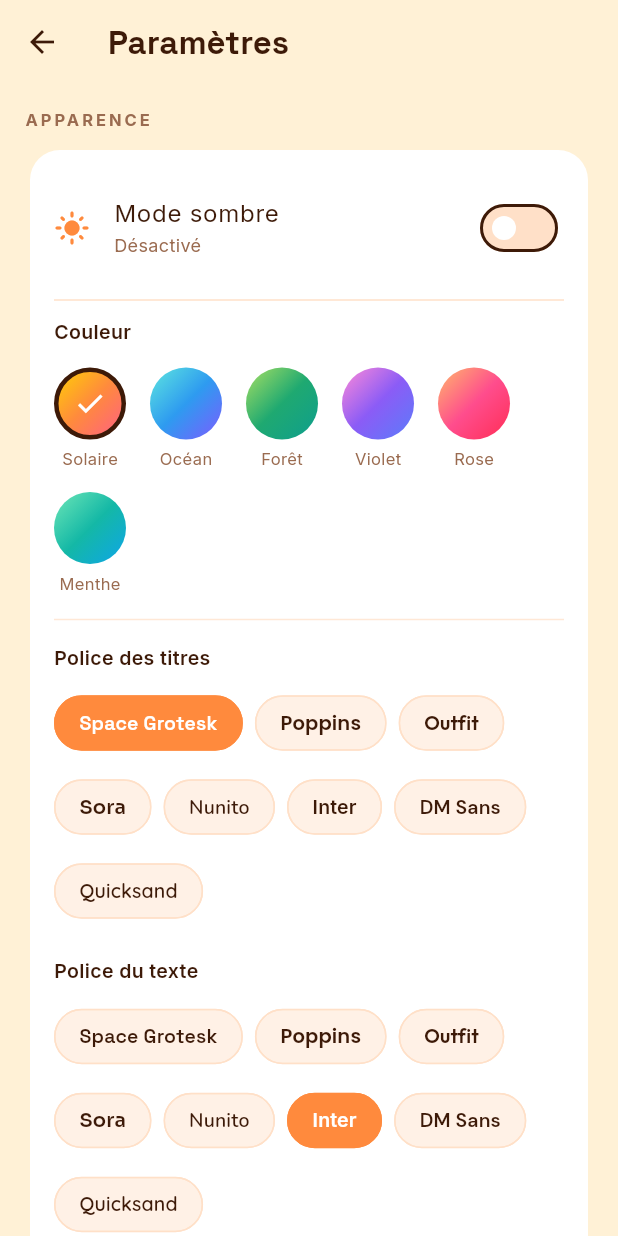
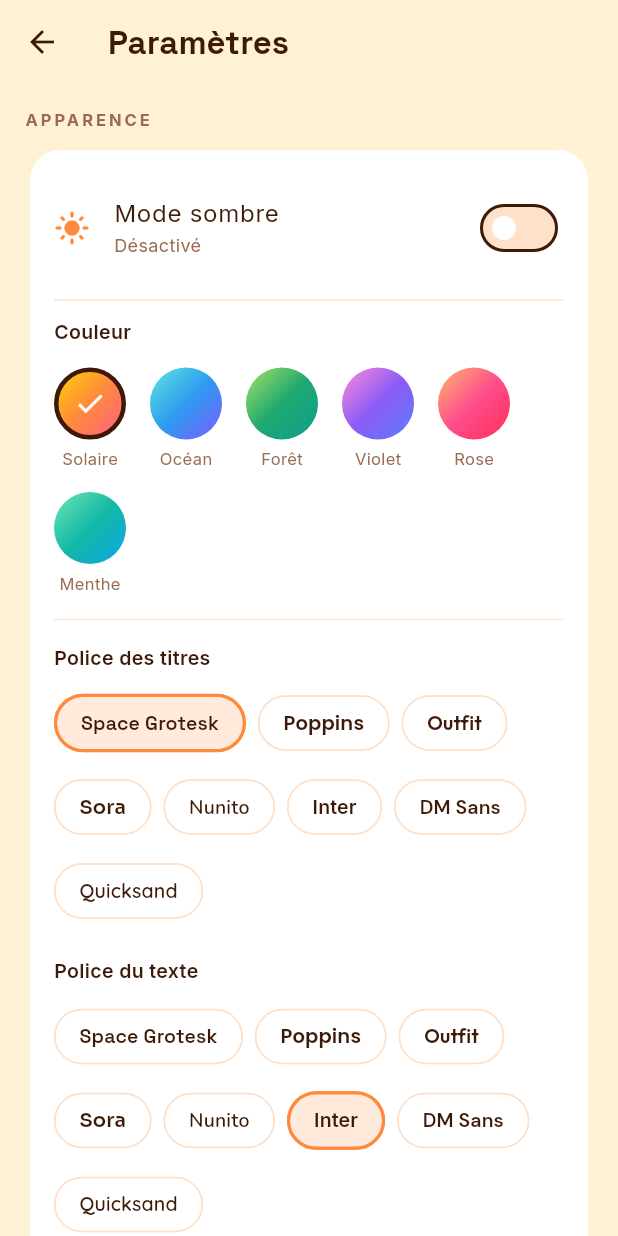
Before and after one commit to t-sdz/Vershoq, a Flutter app: the SettingsScreen screen opened directly, on a phone screen of 412 x 824 dp. Run offline on Flutter 3.47's test engine with Material 3 defaults, Android fonts, the phone set to English and light mode, and no system bars; our stand-ins replace camera, cloud_firestore, firebase_auth, firebase_core, flutter_image_compress, flutter_local_notifications and 5 more; missing offline and left inert: gal; accounts and stored records are empty; generated files the repository leaves out were written again; network calls fail.

Commit message:
Réactivité du thème + feed thémé + puces de police lisibles
- ThemedScope : enveloppe feed/galerie/groupe/landing pour qu'ils se
  reconstruisent quand le mode clair/sombre change (corrige le menu et
  les écrans qui gardaient leurs anciennes couleurs)
- Feed (galerie d'accueil) : fond et textes suivent le thème (plus de
  fond noir fixe en mode clair) ; icône menu et infos sous la photo
  thémées ; prénom « feat. » en couleur d'accent
- Puces de police : texte de couleur constante (lisible en clair et
  sombre), sélection indiquée par la bordure ; fond = surface

https://claude.ai/code/session_01CJYTBAGPiu2ycUUP3fmnEs

```diff
--- a/lib/screens/gallery_screen.dart
+++ b/lib/screens/gallery_screen.dart
@@ -9,6 +9,7 @@ import '../models/photo_entry.dart';
 import '../services/group_photo_service.dart';
 import '../services/group_service.dart';
 import '../services/storage_service.dart';
+import '../services/theme_service.dart';
 import '../theme/v_theme.dart';
 import '../widgets/photo_card.dart';
 
@@ -64,7 +65,8 @@ class _GalleryScreenState extends State<GalleryScreen> {
     final title = widget.personalOnly
         ? 'Ma galerie'
         : (_groupId != null ? 'Galerie du groupe' : 'Ma galerie');
-    return Scaffold(
+    return ThemedScope(
+      builder: (context) => Scaffold(
         backgroundColor: VTheme.bgWarm,
         appBar: AppBar(title: Text(title)),
         body: _loading
@@ -72,6 +74,7 @@ class _GalleryScreenState extends State<GalleryScreen> {
             : _groupId != null
                 ? _buildGroupGallery()
                 : _buildLocalGallery(),
+      ),
     );
   }
 
--- a/lib/screens/landing_screen.dart
+++ b/lib/screens/landing_screen.dart
@@ -2,6 +2,7 @@ import 'package:flutter/material.dart';
 
 import '../models/group.dart';
 import '../services/group_service.dart';
+import '../services/theme_service.dart';
 import '../theme/v_theme.dart';
 import 'create_group_screen.dart';
 import 'feed_screen.dart';
@@ -39,7 +40,8 @@ class _LandingScreenState extends State<LandingScreen> {
     final top = MediaQuery.of(context).padding.top;
     final bottom = MediaQuery.of(context).padding.bottom;
 
-    return Scaffold(
+    return ThemedScope(
+      builder: (context) => Scaffold(
       body: GradientBackground(
         child: _loading
             ? Center(child: CircularProgressIndicator(color: VTheme.orange))
@@ -124,6 +126,7 @@ class _LandingScreenState extends State<LandingScreen> {
                   ),
                 ],
               ),
+      ),
       ),
     );
   }
--- a/lib/screens/settings_screen.dart
+++ b/lib/screens/settings_screen.dart
@@ -314,19 +314,23 @@ class _SettingsScreenState extends State<SettingsScreen> {
         return ChoiceChip(
           label: Text(
             f,
+            // Couleur de texte constante (lisible) quel que soit l'état.
             style: GoogleFonts.getFont(
               f,
-              color: sel ? Colors.white : VTheme.warmDark,
+              color: VTheme.warmDark,
               fontWeight: FontWeight.w600,
               fontSize: 13,
             ),
           ),
           selected: sel,
           showCheckmark: false,
-          selectedColor: VTheme.orange,
-          backgroundColor: const Color(0xFFFFF1E6),
+          // La sélection est indiquée par la bordure, pas par le fond,
+          // pour que le texte garde la même couleur.
+          selectedColor: VTheme.orange.withOpacity(0.18),
+          backgroundColor: VTheme.surface,
           side: BorderSide(
-              color: sel ? VTheme.orange : const Color(0xFFFFE0C8)),
+              color: sel ? VTheme.orange : VTheme.hairline,
+              width: sel ? 2 : 1),
           shape:
               RoundedRectangleBorder(borderRadius: BorderRadius.circular(20)),
           onSelected: (_) => onPick(f),
```
Also changed, not shown: lib/screens/feed_screen.dart (+18 -15 lines), lib/screens/groups_screen.dart (+10 -7 lines), lib/services/theme_service.dart (+17 -1 lines). Lines whose indentation alone changed are shown as unchanged.
